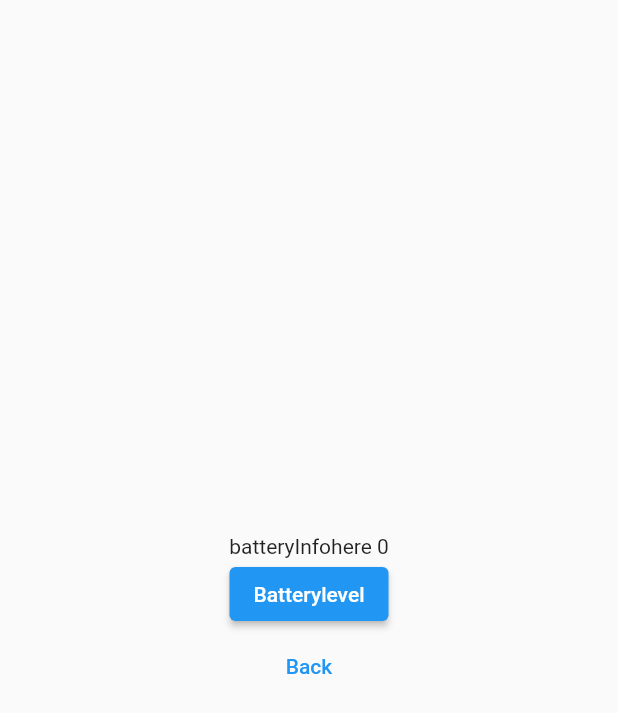
After one commit to MubashirPv/Flutter-Package-Tester, a Flutter app: the BatteryInfo screen opened directly, on a phone screen of 412 x 824 dp. The commit adds this screen. Shown: the top 713 px of the screen. Run offline on Flutter 3.47's test engine with Material 2 defaults, Android fonts, the light colour scheme and no system bars; our stand-ins replace battery_plus, device_info_plus, google_fonts; missing offline and left inert: dart:js.

Commit message:
add packedges

```diff
--- /dev/null
+++ b/lib/packages/battery_info.dart
@@ -0,0 +1,50 @@
+import 'package:battery_plus/battery_plus.dart';
+import 'package:flutter/material.dart';
+
+var battery = Battery();
+
+int percentage = 0;
+
+getBatteryPecentage() async {
+  final level = await battery.batteryLevel;
+  percentage = level;
+ }
+
+class BatteryInfo extends StatefulWidget {
+  const BatteryInfo({super.key});
+  @override
+  State<BatteryInfo> createState() => _BatteryInfoState();
+}
+class _BatteryInfoState extends State<BatteryInfo> {
+  @override
+  Widget build(BuildContext context) {
+    return SafeArea(
+      child: Scaffold(
+        body: Column(
+          mainAxisAlignment: MainAxisAlignment.center,
+          children: [
+            Center(
+              child: Text("batteryInfohere $percentage"),
+            ),
+            ElevatedButton(
+              onPressed: () {
+                // print( battery.batteryLevel.toString());
+                debugPrint(percentage.toString());
+                setState(() {
+                  percentage++;
+                });
+              },
+              child: const Text("Batterylevel"),
+            ),
+            TextButton(
+              onPressed: () {
+                Navigator.pop(context);
+              },
+              child: const Text("Back"),
+            )
+          ],
+        ),
+      ),
+    );
+  }
+}
--- a/pubspec.yaml
+++ b/pubspec.yaml
@@ -36,6 +36,9 @@ dependencies:
   # Use with the CupertinoIcons class for iOS style icons.
   cupertino_icons: ^1.0.2
   google_fonts: ^4.0.5
+  battery_plus: ^4.0.1
+  device_info_plus: ^9.0.2
+
 
 dev_dependencies:
   flutter_test:
```
Also changed, not shown: lib/home_screen.dart (+9 -6 lines), lib/packages/device_info.dart (added, +47 -0 lines), pubspec.lock, 3 other files.
